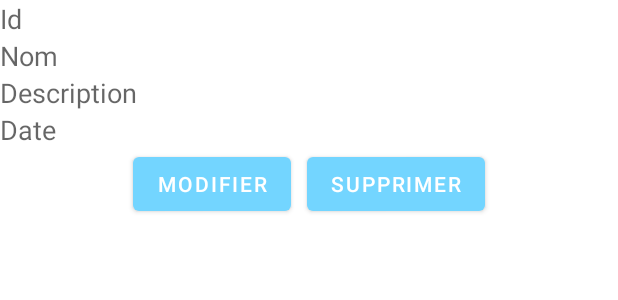
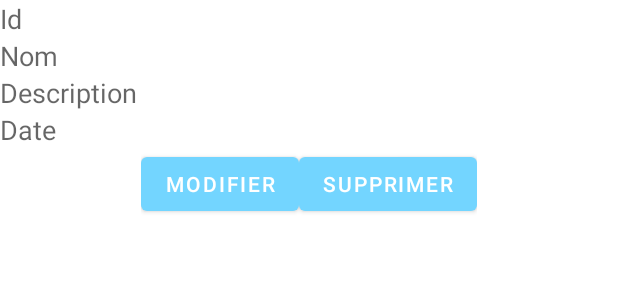
Before and after one commit to Pablo-Rio/MyTodoList, an Android app: the layout custom_list.xml on its own in the app's theme, with its tools: preview values and no code run, on a phone screen of 412 x 824 dp. Shown: the top 300 px of the screen. Run offline under Robolectric (Android 15) with nearby library versions, the phone set to English and light mode, and no system bars.

Commit message:
Revert "Add spacing for buttons"
This reverts commit e8c37767cfcb5deee48cdb06a37ee3448eeac8a8.

```diff
--- a/app/src/main/res/layout/custom_list.xml
+++ b/app/src/main/res/layout/custom_list.xml
@@ -49,9 +49,7 @@
             android:layout_height="wrap_content"
             android:text="@string/update"
             android:onClick="updateRecord"
-            android:contentDescription=""
-            android:layout_marginLeft="5dp"
-            android:layout_marginRight="5dp"/>
+            android:contentDescription="" />
 
         <Button
             android:id="@+id/deleteButton"
@@ -59,8 +57,6 @@
             android:layout_height="wrap_content"
             android:text="@string/delete"
             android:onClick="deleteRecord"
-            android:contentDescription=""
-            android:layout_marginLeft="5dp"
-            android:layout_marginRight="5dp"/>
+            android:contentDescription="" />
     </LinearLayout>
 </LinearLayout>
```
